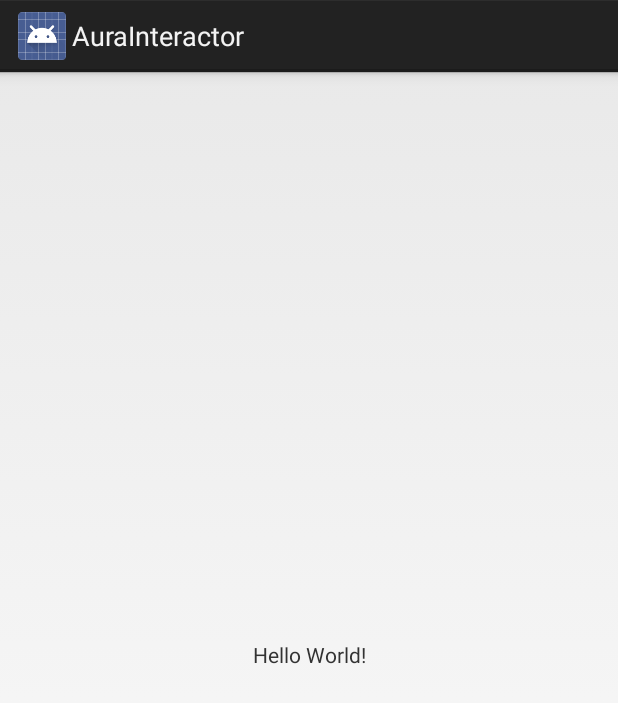
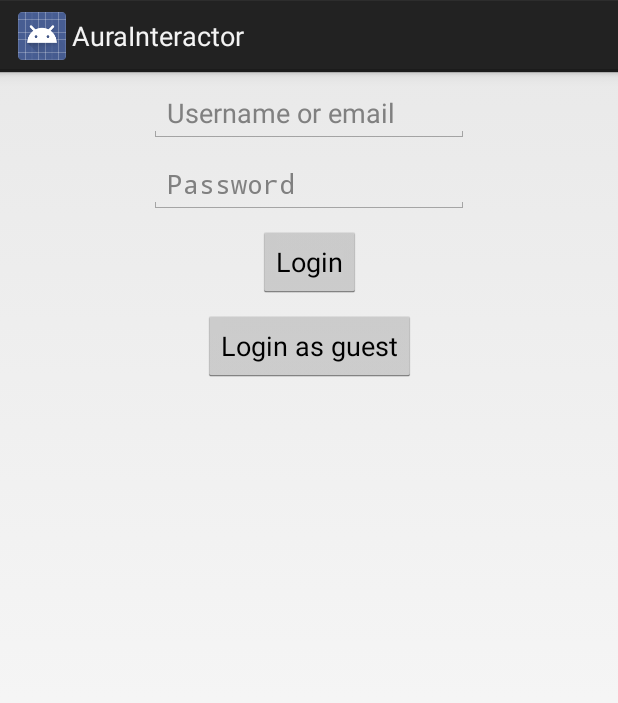
Before and after one commit to toteto/aura-interactor, an Android app: the screen it shows after launch (MainActivity), on a phone screen of 412 x 824 dp. Shown: the top 703 px of the screen. Run offline under Robolectric (Android 15) with nearby library versions, the phone set to English and light mode, and no system bars; our stand-ins replace ButterKnife; 1 statement that could not run was skipped.

Commit message:
Improve example

```diff
--- a/app/src/main/java/com/antonioivanovski/aurainteractor/DependencyProvider.java
+++ b/app/src/main/java/com/antonioivanovski/aurainteractor/DependencyProvider.java
@@ -16,9 +16,9 @@ public final class DependencyProvider {
     return auraExecutorInstance;
   }
 
-  public static MyInteractor provideMainInteractor() {
-    MyInteractor myInteractor = new MyInteractorImpl();
-    return new AuraInteractor_MyInteractor(myInteractor, provideAuraExecutor());
+  public static LoginInteractor provideLoginInteractor() {
+    LoginInteractor loginInteractor = new LoginInteractorImpl();
+    return new AuraInteractor_LoginInteractor(loginInteractor, provideAuraExecutor());
   }
 
 }
--- /dev/null
+++ b/app/src/main/java/com/antonioivanovski/aurainteractor/LoginInteractor.java
@@ -0,0 +1,11 @@
+package com.antonioivanovski.aurainteractor;
+
+import com.antonioivanovski.aura.AuraInteractor;
+
+@AuraInteractor
+public interface LoginInteractor {
+
+  void login(LoginCredentials input, LoginOutput loginOutput);
+
+  void guestLogin(LoginOutput loginOutput);
+}
--- /dev/null
+++ b/app/src/main/java/com/antonioivanovski/aurainteractor/LoginOutput.java
@@ -0,0 +1,15 @@
+package com.antonioivanovski.aurainteractor;
+
+import com.antonioivanovski.aura.AuraOff;
+import com.antonioivanovski.aura.AuraOutput;
+
+@AuraOutput
+public interface LoginOutput {
+
+  void successfulLogin(String message);
+
+  void failedLogin(Exception e);
+
+  @AuraOff
+  void loginProgress(double progress);
+}
--- a/app/src/main/java/com/antonioivanovski/aurainteractor/MainActivity.java
+++ b/app/src/main/java/com/antonioivanovski/aurainteractor/MainActivity.java
@@ -2,41 +2,70 @@ package com.antonioivanovski.aurainteractor;
 
 import android.app.Activity;
 import android.os.Bundle;
-import android.os.Looper;
 import android.util.Log;
+import android.view.View;
+import android.widget.EditText;
+import android.widget.ProgressBar;
+
+import butterknife.BindView;
+import butterknife.ButterKnife;
+import butterknife.OnClick;
 
 
-public class MainActivity extends Activity {
+public class MainActivity extends Activity implements LoginOutput {
+
   private static final String LOG_TAG = MainActivity.class.getSimpleName();
 
-  MyInteractor myInteractor;
+  @BindView(R.id.input_username)
+  EditText inputUsername;
+
+  @BindView(R.id.input_password)
+  EditText inputPassword;
+
+  @BindView(R.id.progress_bar)
+  ProgressBar progressBar;
+
+  LoginInteractor loginInteractor;
 
   @Override
   protected void onCreate(Bundle savedInstanceState) {
     super.onCreate(savedInstanceState);
     setContentView(R.layout.activity_main);
-    myInteractor = DependencyProvider.provideMainInteractor();
+    ButterKnife.bind(this);
+    loginInteractor = DependencyProvider.provideLoginInteractor();
+  }
+
+  @OnClick(R.id.button_login_with_credentials)
+  void loginWithCredentials() {
+    String username = inputUsername.getText().toString();
+    String password = inputPassword.getText().toString();
+    LoginCredentials loginCredentials = LoginCredentials.create(username, password);
+
+    progressBar.setVisibility(View.VISIBLE);
+    loginInteractor.login(loginCredentials, this);
+  }
+
+  @OnClick(R.id.button_login_as_guest)
+  void loginAsGuest() {
+    progressBar.setVisibility(View.VISIBLE);
+    loginInteractor.guestLogin(this);
   }
 
   @Override
-  protected void onResume() {
-    super.onResume();
-    MyInput myInput = new MyInput("onResume");
-    myInteractor.interact1(myInput, myOutput);
-    myInteractor.interact2(myOutput);
+  public void successfulLogin(String message) {
+    progressBar.setVisibility(View.GONE);
+    Log.d(LOG_TAG, message);
   }
 
-  private final MyOutput myOutput = new MyOutput() {
-    @Override
-    public void myMethod(String message) {
-      Log.d(LOG_TAG, "myMethod() called with: message = [" + message + "]");
-      Log.d(LOG_TAG, "myMethod() called from main looper: " + (Looper.myLooper() == Looper.getMainLooper()));
-    }
+  @Override
+  public void failedLogin(Exception e) {
+    progressBar.setVisibility(View.GONE);
+    Log.w(LOG_TAG, "Login failed.", e);
+  }
 
-    @Override
-    public void backgroundMyMethod(String p1, String p2) {
-      Log.d(LOG_TAG, "backgroundMyMethod() called with: p1 = [" + p1 + "], p2 = [" + p2 + "]");
-      Log.d(LOG_TAG, "backgroundMyMethod() called from main looper: " + (Looper.myLooper() == Looper.getMainLooper()));
-    }
-  };
+  @Override
+  public void loginProgress(double progress) {
+    progressBar.setProgress((int)(progress * 100));
+    Log.v(LOG_TAG, Double.toString(progress * 100));
+  }
 }
--- a/app/src/main/java/com/antonioivanovski/aurainteractor/MyInput.java
+++ /dev/null
@@ -1,14 +0,0 @@
-package com.antonioivanovski.aurainteractor;
-
-public class MyInput {
-
-  private final String message;
-
-  public MyInput(String message) {
-    this.message = message;
-  }
-
-  public String getMessage() {
-    return message;
-  }
-}
--- a/app/src/main/java/com/antonioivanovski/aurainteractor/MyInteractor.java
+++ /dev/null
@@ -1,11 +0,0 @@
-package com.antonioivanovski.aurainteractor;
-
-import com.antonioivanovski.aura.AuraInteractor;
-
-@AuraInteractor
-public interface MyInteractor {
-
-  void interact1(MyInput input, MyOutput myOutput);
-
-  void interact2(MyOutput myOutput);
-}
--- a/app/src/main/java/com/antonioivanovski/aurainteractor/MyOutput.java
+++ /dev/null
@@ -1,14 +0,0 @@
-package com.antonioivanovski.aurainteractor;
-
-import com.antonioivanovski.aura.AuraOff;
-import com.antonioivanovski.aura.AuraOutput;
-
-@AuraOutput
-public interface MyOutput {
-
-  void myMethod(String message);
-
-  @AuraOff
-  void backgroundMyMethod(String p1, String p2);
-
-}
--- a/app/src/main/res/layout/activity_main.xml
+++ b/app/src/main/res/layout/activity_main.xml
@@ -7,13 +7,66 @@
   android:layout_height="match_parent"
   tools:context=".MainActivity">
 
-  <TextView
+
+  <EditText
     android:layout_width="wrap_content"
     android:layout_height="wrap_content"
-    android:text="Hello World!"
-    app:layout_constraintBottom_toBottomOf="parent"
-    app:layout_constraintLeft_toLeftOf="parent"
-    app:layout_constraintRight_toRightOf="parent"
-    app:layout_constraintTop_toTopOf="parent"/>
+    android:inputType="textEmailAddress"
+    android:ems="10"
+    android:id="@+id/input_username"
+    android:layout_marginTop="8dp"
+    app:layout_constraintTop_toTopOf="parent"
+    android:layout_marginStart="8dp"
+    app:layout_constraintStart_toStartOf="parent"
+    android:layout_marginLeft="8dp"
+    android:layout_marginEnd="8dp"
+    app:layout_constraintEnd_toEndOf="parent"
+    android:layout_marginRight="8dp"
+    android:hint="Username or email"/>
+
+  <EditText
+    android:layout_width="wrap_content"
+    android:layout_height="wrap_content"
+    android:inputType="textPassword"
+    android:ems="10"
+    android:id="@+id/input_password"
+    android:layout_marginTop="8dp"
+    app:layout_constraintTop_toBottomOf="@+id/input_username"
+    app:layout_constraintEnd_toEndOf="@+id/input_username"
+    app:layout_constraintStart_toStartOf="@+id/input_username"
+    android:hint="Password"/>
+
+  <Button
+    android:text="Login"
+    android:layout_width="wrap_content"
+    android:layout_height="wrap_content"
+    android:id="@+id/button_login_with_credentials"
+    android:layout_marginTop="8dp"
+    app:layout_constraintTop_toBottomOf="@+id/input_password"
+    app:layout_constraintStart_toStartOf="@+id/input_password"
+    app:layout_constraintEnd_toEndOf="@+id/input_password"/>
+
+  <Button
+    android:text="Login as guest"
+    android:layout_width="wrap_content"
+    android:layout_height="wrap_content"
+    android:id="@+id/button_login_as_guest"
+    app:layout_constraintEnd_toEndOf="@+id/button_login_with_credentials"
+    app:layout_constraintStart_toStartOf="@+id/button_login_with_credentials"
+    android:layout_marginTop="8dp"
+    app:layout_constraintTop_toBottomOf="@+id/button_login_with_credentials"/>
+
+  <ProgressBar
+    android:layout_width="match_parent"
+    android:layout_height="0dp"
+    android:indeterminate="false"
+    style="?android:attr/progressBarStyleHorizontal"
+    android:visibility="gone"
+    android:id="@+id/progress_bar"
+    tools:visibility="visible"
+    android:layout_marginBottom="8dp"
+    app:layout_constraintBottom_toBottomOf="@+id/button_login_as_guest"
+    android:layout_marginTop="8dp"
+    app:layout_constraintTop_toTopOf="@+id/button_login_with_credentials"/>
 
 </android.support.constraint.ConstraintLayout>
```
Also changed, not shown: app/build.gradle (+14 -2 lines), app/src/main/java/com/antonioivanovski/aurainteractor/LoginCredentials.java (added, +15 -0 lines), app/src/main/java/com/antonioivanovski/aurainteractor/LoginInteractorImpl.java (added, +30 -0 lines), app/src/main/java/com/antonioivanovski/aurainteractor/MyInteractorImpl.java (deleted, +0 -14 lines).
